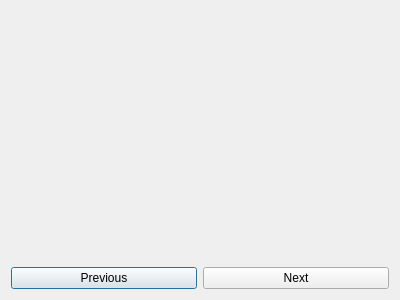
First picture: the form in images-viewer/images_dialog.ui, repository Dewberry/images_viewer, before the edit.
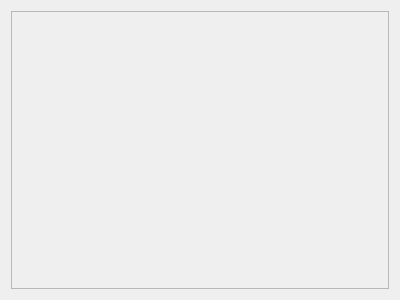
Second picture: the form after the edit.

Commit message: Display image for all visible features

Patch:
```diff
--- a/images-viewer/images_dialog.ui
+++ b/images-viewer/images_dialog.ui
@@ -15,25 +15,14 @@
   </property>
   <layout class="QVBoxLayout" name="verticalLayout">
    <item>
-    <widget class="QStackedWidget" name="feature_stacked_widget"/>
-   </item>
-   <item>
-    <layout class="QHBoxLayout" name="horizontalLayout">
-     <item>
-      <widget class="QPushButton" name="prev_button">
-       <property name="text">
-        <string>Previous</string>
-       </property>
-      </widget>
-     </item>
-     <item>
-      <widget class="QPushButton" name="next_button">
-       <property name="text">
-        <string>Next</string>
-       </property>
-      </widget>
-     </item>
-    </layout>
+    <widget class="QScrollArea" name="scrollArea">
+     <property name="widgetResizable">
+      <bool>true</bool>
+     </property>
+     <widget class="QWidget" name="scrollAreaWidgetContents">
+      <layout class="QGridLayout" name="gridLayout"/>
+     </widget>
+    </widget>
    </item>
   </layout>
  </widget>
```
The commit also changes 1 other file.
